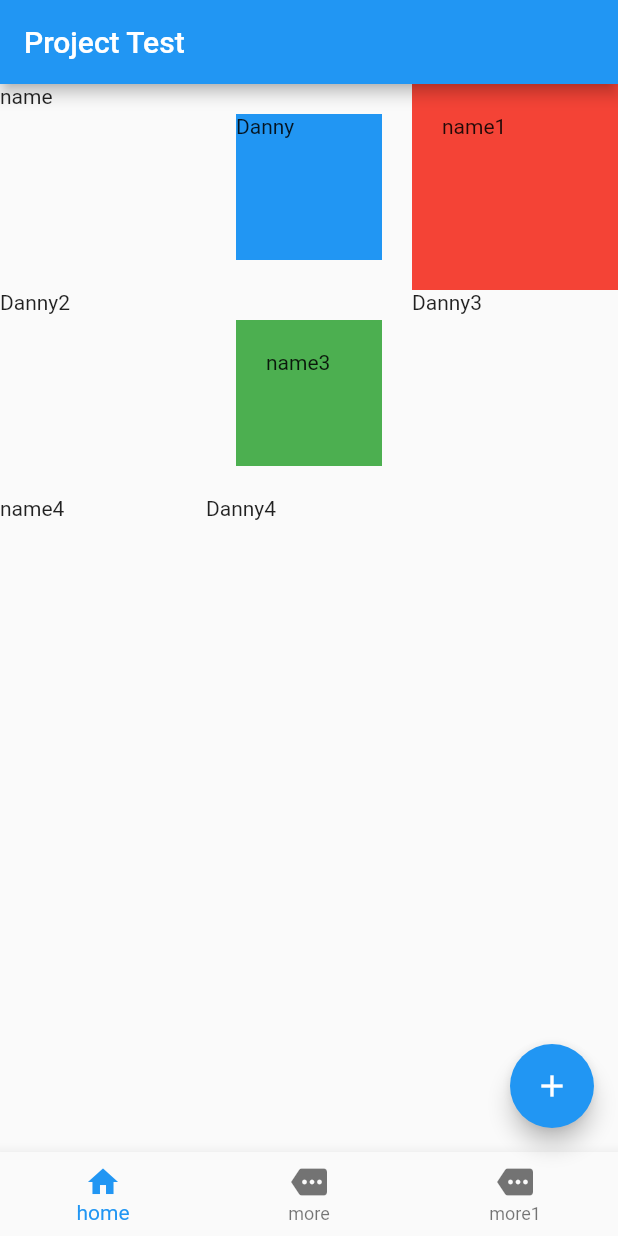
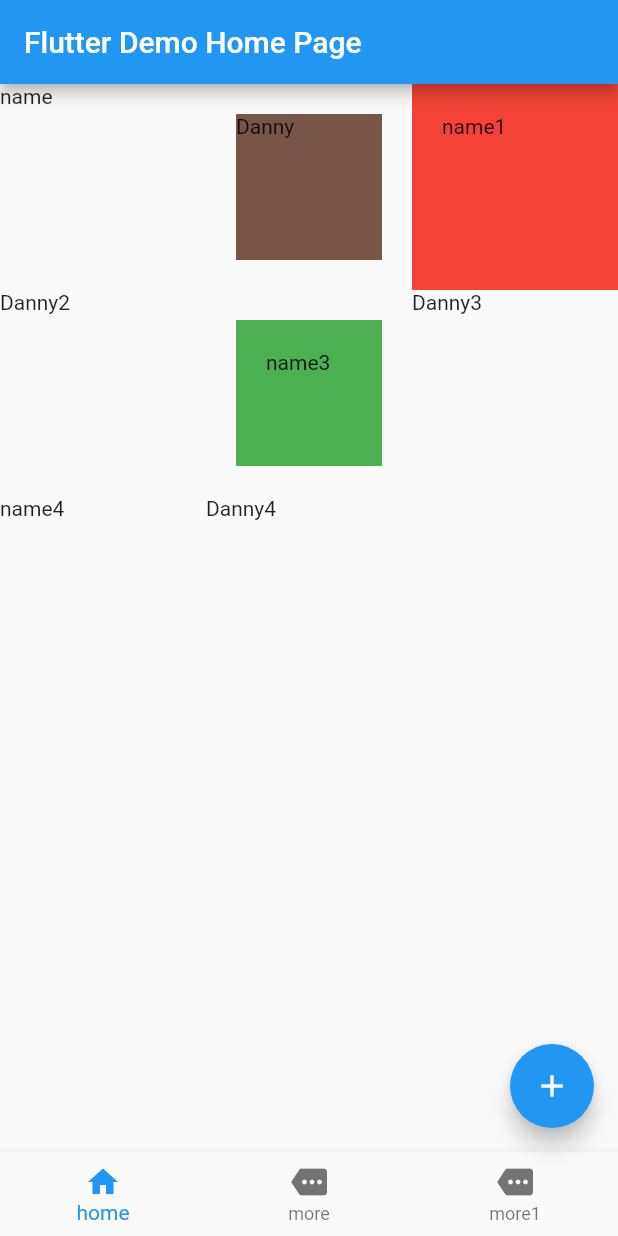
Before and after one commit to kish191919/Flutter_Projects, a Flutter app: the MyHomePage screen opened directly, after a tap on "Danny2", on a phone screen of 412 x 824 dp. Run offline on Flutter 3.47's test engine with Material 2 defaults, Android fonts, the phone set to English and light mode, and no system bars; our stand-ins replace sqflite; accounts and stored records are empty.

Commit message:
practice project04-ch1-7

```diff
--- a/Project01/lib/main.dart
+++ b/Project01/lib/main.dart
@@ -31,6 +31,14 @@ class MyHomePage extends StatefulWidget {
 class _MyHomePageState extends State<MyHomePage> {
   int _counter = 0;
   int _idx = 0;
+  Color color=Colors.orange;
+
+  @override
+  void initState() {
+    // TODO: implement initState
+    super.initState();
+    color = Colors.brown;
+  }
 
   void _incrementCounter() {
     setState(() {
@@ -45,7 +53,7 @@ class _MyHomePageState extends State<MyHomePage> {
     return Scaffold(
       appBar: AppBar(
 
-        title: Text("Project Test"),
+        title: Text(widget.title),
       ),
       body: Center(
         child: GridView.count(
@@ -56,17 +64,27 @@ class _MyHomePageState extends State<MyHomePage> {
             onTap: (){
               print("name is clicked");
             },),
-            Container(
+            InkWell(child: Container(
                 margin: EdgeInsets.all(20),
-                color: Colors.blue,
+                color: color,
                 child: Text("Danny")),
+            onTap: (){
+              setState(() {
+                color = Colors.deepPurple;
+              });
+
+
+            },),
+
             Container(
                 padding: EdgeInsets.all(20),
                 color: Colors.red,
                 child: Text("name1")),
-            GestureDetector(child: Text("Danny2"),
+            GestureDetector(child:
+            Text("Danny2"),
             onTap: (){
               print("danny2 is detected");
+              Navigator.of(context).pop();
             },),
             Container(
                 margin: EdgeInsets.all(20),
@@ -158,7 +176,11 @@ class _MyHomePageState extends State<MyHomePage> {
       ),
       floatingActionButton: FloatingActionButton(
         onPressed: (){
-          print("FAB is pressed");
+          Navigator.of(context).push(
+            MaterialPageRoute(builder: (ctx){
+              return MyHomePage(title: "This is Newpage",);
+            })
+          );
         },
         tooltip: 'Increment',
         child: Icon(Icons.add),
```
